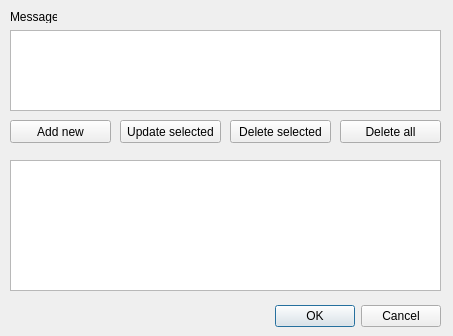
AliveTeam/qt-editor, file Source/messageeditordialog.ui: the form before one commit.
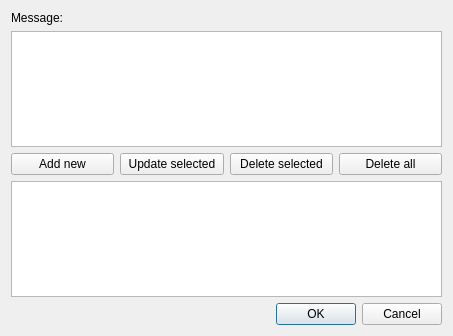
The form after the commit.

Commit message: Resize dialog's properly and remove the "?" window buttons from the dialog's

What changed in the file:
```diff
--- a/Source/messageeditordialog.ui
+++ b/Source/messageeditordialog.ui
@@ -13,31 +13,25 @@
   <property name="windowTitle">
    <string>Message Editor</string>
   </property>
-  <widget class="QDialogButtonBox" name="buttonBox">
-   <property name="geometry">
-    <rect>
-     <x>100</x>
-     <y>300</y>
-     <width>341</width>
-     <height>32</height>
-    </rect>
-   </property>
-   <property name="orientation">
-    <enum>Qt::Horizontal</enum>
-   </property>
-   <property name="standardButtons">
-    <set>QDialogButtonBox::Cancel|QDialogButtonBox::Ok</set>
-   </property>
-  </widget>
+  <layout class="QGridLayout" name="gridLayout_3">
+   <item row="0" column="0">
+    <layout class="QGridLayout" name="gridLayout">
+     <item row="0" column="0">
+      <widget class="QLabel" name="label">
+       <property name="text">
+        <string>Message:</string>
+       </property>
+      </widget>
+     </item>
+     <item row="2" column="2">
+      <widget class="QPushButton" name="btnDeleteSelected">
+       <property name="text">
+        <string>Delete selected</string>
+       </property>
+      </widget>
+     </item>
+     <item row="4" column="0" colspan="4">
   <widget class="QListWidget" name="listWidget">
-   <property name="geometry">
-    <rect>
-     <x>10</x>
-     <y>160</y>
-     <width>431</width>
-     <height>131</height>
-    </rect>
-   </property>
    <property name="selectionBehavior">
     <enum>QAbstractItemView::SelectRows</enum>
    </property>
@@ -45,81 +39,48 @@
     <bool>true</bool>
    </property>
   </widget>
+     </item>
+     <item row="2" column="3">
   <widget class="QPushButton" name="btnDeleteAll">
-   <property name="geometry">
-    <rect>
-     <x>340</x>
-     <y>120</y>
-     <width>101</width>
-     <height>23</height>
-    </rect>
-   </property>
    <property name="text">
     <string>Delete all</string>
    </property>
   </widget>
-  <widget class="QPushButton" name="btnDeleteSelected">
-   <property name="geometry">
-    <rect>
-     <x>230</x>
-     <y>120</y>
-     <width>101</width>
-     <height>23</height>
-    </rect>
-   </property>
-   <property name="text">
-    <string>Delete selected</string>
-   </property>
-  </widget>
-  <widget class="QPushButton" name="btnUpdate">
-   <property name="geometry">
-    <rect>
-     <x>120</x>
-     <y>120</y>
-     <width>101</width>
-     <height>23</height>
-    </rect>
-   </property>
-   <property name="text">
-    <string>Update selected</string>
-   </property>
-  </widget>
+     </item>
+     <item row="2" column="0">
   <widget class="QPushButton" name="btnAdd">
-   <property name="geometry">
-    <rect>
-     <x>10</x>
-     <y>120</y>
-     <width>101</width>
-     <height>23</height>
-    </rect>
-   </property>
    <property name="text">
     <string>Add new</string>
    </property>
   </widget>
-  <widget class="QLabel" name="label">
-   <property name="geometry">
-    <rect>
-     <x>10</x>
-     <y>10</y>
-     <width>47</width>
-     <height>13</height>
-    </rect>
-   </property>
+     </item>
+     <item row="2" column="1">
+      <widget class="QPushButton" name="btnUpdate">
    <property name="text">
-    <string>Message:</string>
-   </property>
-  </widget>
-  <widget class="QTextEdit" name="txtMessage">
-   <property name="geometry">
-    <rect>
-     <x>10</x>
-     <y>30</y>
-     <width>431</width>
-     <height>81</height>
-    </rect>
-   </property>
-  </widget>
+        <string>Update selected</string>
+       </property>
+      </widget>
+     </item>
+     <item row="1" column="0" colspan="4">
+      <widget class="QTextEdit" name="txtMessage"/>
+     </item>
+    </layout>
+   </item>
+   <item row="1" column="0">
+    <layout class="QGridLayout" name="gridLayout_2">
+     <item row="0" column="0">
+      <widget class="QDialogButtonBox" name="buttonBox">
+       <property name="orientation">
+        <enum>Qt::Horizontal</enum>
+       </property>
+       <property name="standardButtons">
+        <set>QDialogButtonBox::Cancel|QDialogButtonBox::Ok</set>
+       </property>
+      </widget>
+     </item>
+    </layout>
+   </item>
+  </layout>
  </widget>
  <resources/>
  <connections>
```
Lines whose indentation alone changed are shown as unchanged. The commit also changes 15 other files.
